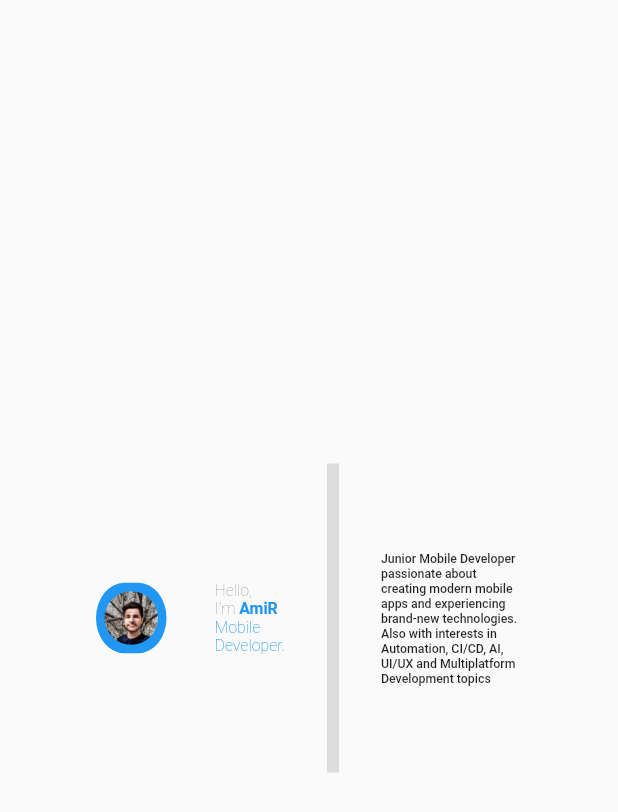
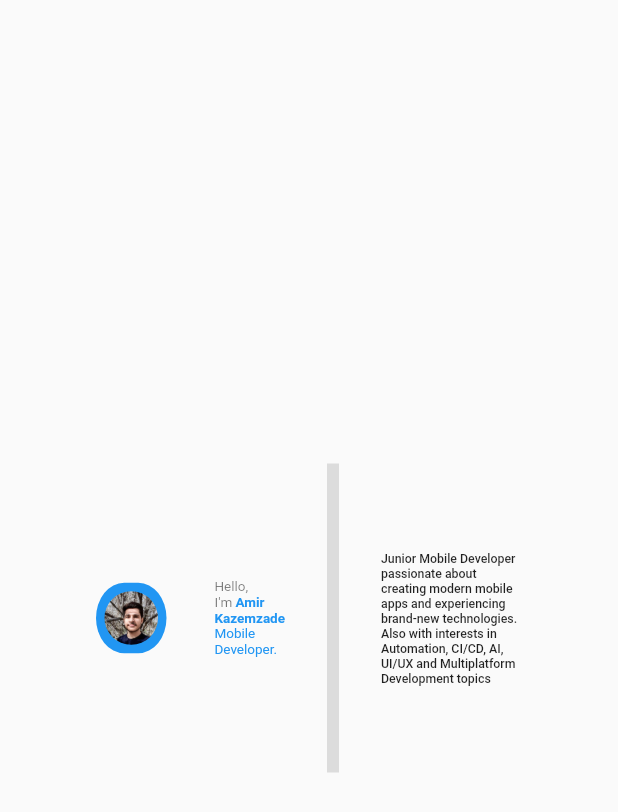
Before and after one commit to amirkazemzade/Portfolio, a Flutter app: the ContentUpLaptop widget shown alone on an empty page, opened directly, on a phone screen of 412 x 824 dp. Shown: the top 812 px of the screen. Run offline on Flutter 3.47's test engine with Material 2 defaults, Android fonts, the light colour scheme and no system bars; our stand-ins replace equatable, flutter_bloc, flutter_colorpicker, hive, sizer; missing offline and left inert: hovering; accounts and stored records are empty.

Commit message:
implemented theme seed color picker for phone screens

```diff
--- a/lib/widgets/about_me/content_up_laptop.dart
+++ b/lib/widgets/about_me/content_up_laptop.dart
@@ -21,7 +21,7 @@ class ContentUpLaptop extends StatelessWidget {
               const Expanded(child: ProfileAvatar()),
               const SizedBox(width: 32),
               const Expanded(
-                child: IntroductionText(fourLine: true),
+                child: IntroductionText(fiveLine: true),
               ),
               SizedBox(
                 height: 25.h,
--- a/lib/widgets/about_me/introduction_text.dart
+++ b/lib/widgets/about_me/introduction_text.dart
@@ -3,15 +3,15 @@ import 'package:flutter/material.dart';
 class IntroductionText extends StatelessWidget {
   const IntroductionText({
     Key? key,
-    this.fourLine = false,
+    this.fiveLine = false,
   }) : super(key: key);
 
-  final bool fourLine;
+  final bool fiveLine;
 
   @override
   Widget build(BuildContext context) {
     final theme = Theme.of(context);
-    final displayLarge = theme.textTheme.displayLarge;
+    final displayMedium = theme.textTheme.displayMedium;
     final colorScheme = theme.colorScheme;
 
     return FittedBox(
@@ -22,29 +22,36 @@ class IntroductionText extends StatelessWidget {
             const TextSpan(text: 'Hello,\n'),
             const TextSpan(text: "I'm "),
             TextSpan(
-              text: 'AmiR\n',
-              style: displayLarge?.copyWith(
+              text: 'Amir\n',
+              style: displayMedium?.copyWith(
+                color: colorScheme.primary,
+                fontWeight: FontWeight.bold,
+              ),
+            ),
+            TextSpan(
+              text: 'Kazemzade\n',
+              style: displayMedium?.copyWith(
                 color: colorScheme.primary,
                 fontWeight: FontWeight.bold,
               ),
             ),
             TextSpan(
               text: 'Mobile ',
-              style: displayLarge?.copyWith(
+              style: displayMedium?.copyWith(
                 color: colorScheme.secondary,
               ),
             ),
-            if (fourLine) const TextSpan(text: '\n'),
+            if (fiveLine) const TextSpan(text: '\n'),
             TextSpan(
               text: 'Developer.',
-              style: displayLarge?.copyWith(
+              style: displayMedium?.copyWith(
                 color: colorScheme.secondary,
               ),
             )
           ],
         ),
-        style: displayLarge,
-        maxLines: 4,
+        style: displayMedium,
+        maxLines: 5,
       ),
     );
   }
--- a/lib/widgets/about_me/vertical_introduction_box.dart
+++ b/lib/widgets/about_me/vertical_introduction_box.dart
@@ -14,7 +14,7 @@ class VerticalIntroductionBox extends StatelessWidget {
       children: [
         ProfileAvatar(),
         SizedBox(height: 16),
-        IntroductionText(fourLine: true),
+        IntroductionText(fiveLine: true),
       ],
     );
   }
--- a/pubspec.yaml
+++ b/pubspec.yaml
@@ -44,6 +44,8 @@ dependencies:
   url_launcher: ^6.1.11
   hive: ^2.2.3
   flutter_colorpicker: ^1.0.3
+  animations: ^2.0.7
+  collection: ^1.17.2
 
 dev_dependencies:
   flutter_test:
```
Also changed, not shown: lib/widgets/dashboard/color_picker.dart (added, +26 -0 lines), lib/widgets/dashboard/dashboard_phone.dart (+34 -9 lines), lib/widgets/dashboard/expandable_fab.dart (added, +128 -0 lines), lib/widgets/dashboard/theme_seed_color_picker.dart (+5 -17 lines), pubspec.lock.
